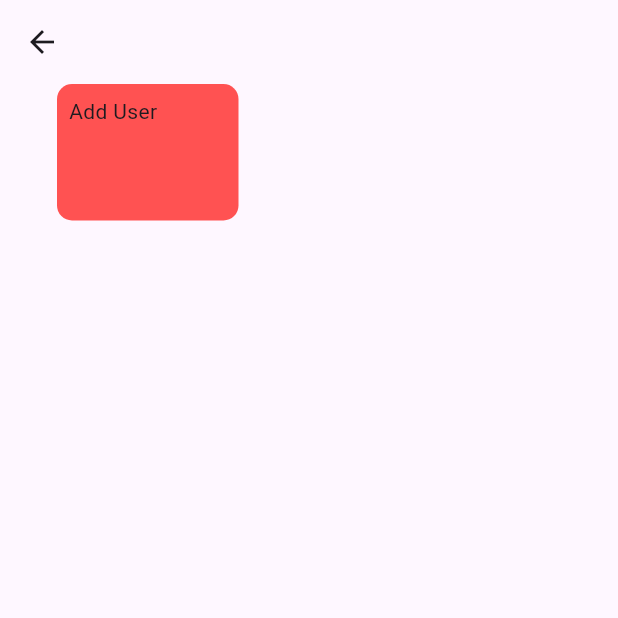
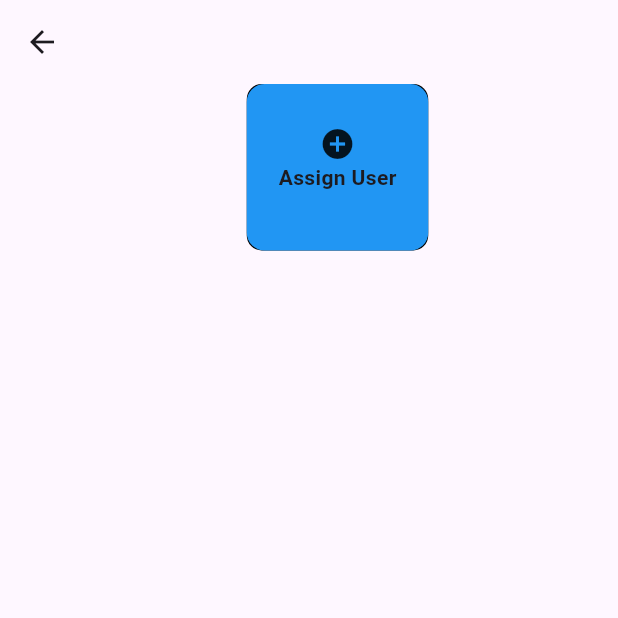
Before and after one commit to Mr-Deee/malcolm_erp, a Flutter app: the AssignStock screen opened directly, on a phone screen of 412 x 824 dp, the top half of it. Run offline on Flutter 3.47's test engine with Material 3 defaults, Android fonts, the phone set to English and light mode, and no system bars; our stand-ins replace cloud_firestore, firebase_auth, firebase_core, firebase_database, firebase_storage, fl_chart and 2 more; missing offline and left inert: dart:ffi; accounts and stored records are empty; network calls fail.

Commit message:
Assigned2

```diff
--- a/lib/main.dart
+++ b/lib/main.dart
@@ -32,7 +32,7 @@ void main() async{
 final FirebaseAuth auth = FirebaseAuth.instance;
 final User? user = auth.currentUser;
 final uid = user?.uid;
-DatabaseReference CatClients = FirebaseDatabase.instance.ref().child("Clients");
+DatabaseReference CatClients = FirebaseDatabase.instance.ref().child("users");
 DatabaseReference Products = FirebaseDatabase.instance.ref().child("Products");
 DatabaseReference clientRequestRef = FirebaseDatabase.instance.ref().child("ClientRequest");
 
--- a/lib/pages/AssignStock.dart
+++ b/lib/pages/AssignStock.dart
@@ -1,7 +1,7 @@
 import 'package:flutter/cupertino.dart';
 import 'package:flutter/material.dart';
 import 'package:flutter/widgets.dart';
-
+import 'package:cloud_firestore/cloud_firestore.dart';
 import 'AssignStockDetails.dart';
 
 class AssignStock extends StatefulWidget {
@@ -17,36 +17,100 @@ class _AssignStockState extends State<AssignStock> {
     return Scaffold(
       appBar: AppBar(),
       body: Container(
-
         child: Column(
           children: [
             GestureDetector(
-                onTap:(){
-                  Navigator.of(context).push(
-                      MaterialPageRoute(
-                          builder: (context) =>
-                              AssignStockPage()));
-
-      },
+                onTap: () {
+                  Navigator.of(context).push(MaterialPageRoute(
+                      builder: (context) => AssignStockPage()));
+                },
                 child: Padding(
-
                   padding: const EdgeInsets.only(left: 38.0),
                   child: Container(
-                    height: 91,
+                    height: 111,
                     width: 121,
                     decoration: BoxDecoration(
-                      borderRadius: BorderRadius.circular(10.0),
-                      color: Colors.redAccent
+                        borderRadius: BorderRadius.circular(10.0),
+                        color: Colors.black),
+                    child: Container(
+                      height: 130,
+                      width: 130,
+                      decoration: BoxDecoration(
+                          borderRadius: BorderRadius.circular(12),
+                          color: Colors.blue),
+                      child: Column(
+                        children: [
+                          Padding(
+                            padding: const EdgeInsets.only(top: 28.0),
+                            child: Icon(Icons.add_circle),
+                          ),
+                          Text(
+                            "Assign User",
+                            style: TextStyle(fontWeight: FontWeight.bold),
+                          )
+                        ],
+                      ),
                     ),
-
-                      child: Padding(
-                        padding: const EdgeInsets.all(8.0),
-                        child: Text("Add User"),
-                      )),
-                ))
+                  ),
+                )),
+            Container(
+              height: 209,
+              child: StreamBuilder(
+                  stream: FirebaseFirestore.instance
+                      .collection('AssignedStock')
+                      .snapshots(),
+                  builder: (context, AsyncSnapshot<QuerySnapshot> snapshot) {
+                    if (snapshot.connectionState == ConnectionState.waiting) {
+                      return Center(child: CircularProgressIndicator());
+                    }
+                    if (snapshot.hasError) {
+                      return Center(child: Text('Error: ${snapshot.error}'));
+                    }
+                    final users = snapshot.data!.docs;
+                    return ListView.builder(
+                      itemCount: users.length,
+                      itemBuilder: (context, index) {
+                        final user = users[index];
+                        return AssignedUserCard(user: user);
+                      },
+                    );
+                  }),
+            )
           ],
         ),
       ),
     );
   }
 }
+
+class AssignedUserCard extends StatelessWidget {
+  final QueryDocumentSnapshot<Object?> user;
+
+  const AssignedUserCard({Key? key, required this.user}) : super(key: key);
+
+  @override
+  Widget build(BuildContext context) {
+    return GestureDetector(
+      onTap: () {
+        // Navigator.of(context).push(MaterialPageRoute(
+        //   builder: (context) => AssignStockPage(user: user),
+        // ));
+      },
+      child: Card(
+        margin: EdgeInsets.symmetric(vertical: 8.0),
+        child: ListTile(
+          title: Text(user['User']),
+          // Assuming 'name' is a field in your document
+          subtitle: Row(
+
+            children: [
+              Text('Total: GHS ${user['total']}'),
+              Text('QTY: ${user['quantity']}'),
+            ],
+          ), // Assuming 'email' is a field in your document
+          // Add more fields as needed
+        ),
+      ),
+    );
+  }
+}
```
Also changed, not shown: lib/pages/AssignStockDetails.dart (+16 -1 lines).
